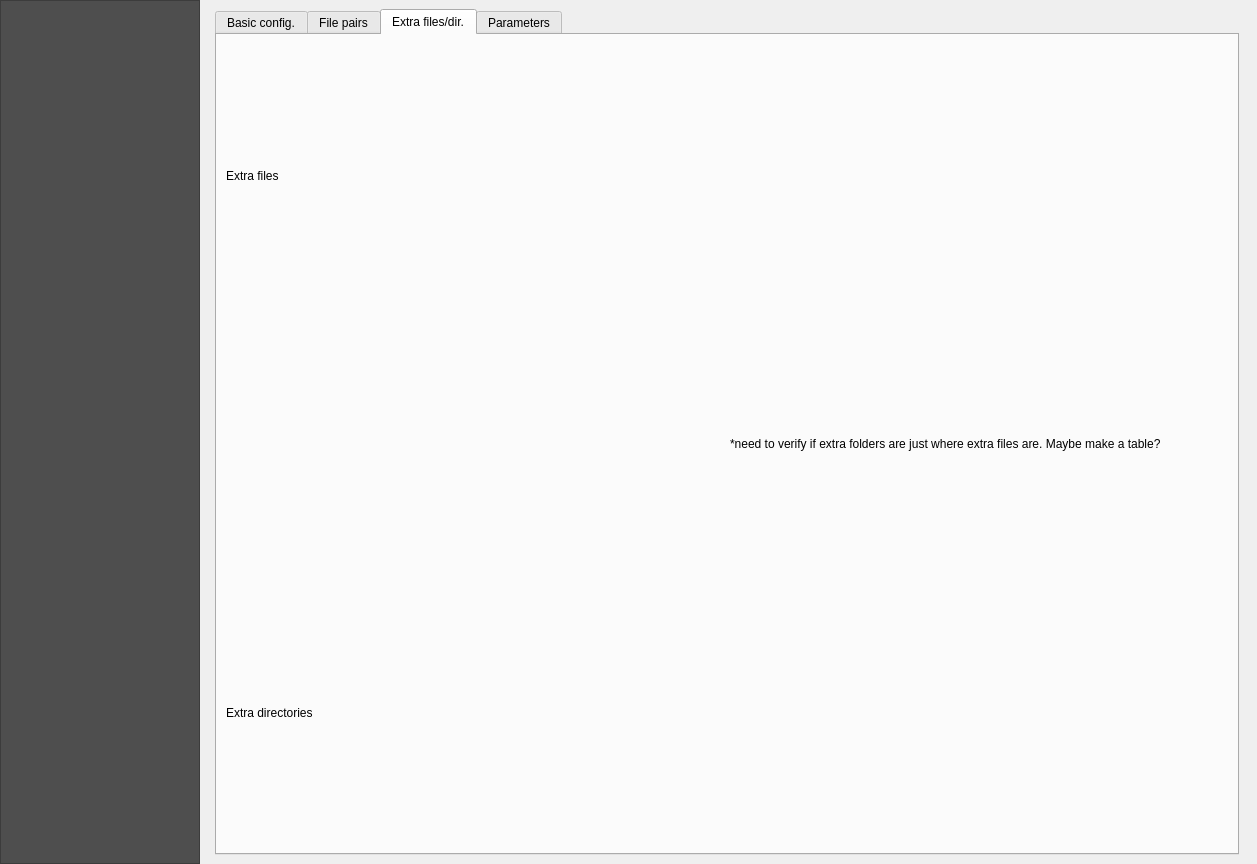
Qt form qraven/qraven_dialog_base.ui (Scriptbash/QRaven) before a commit.
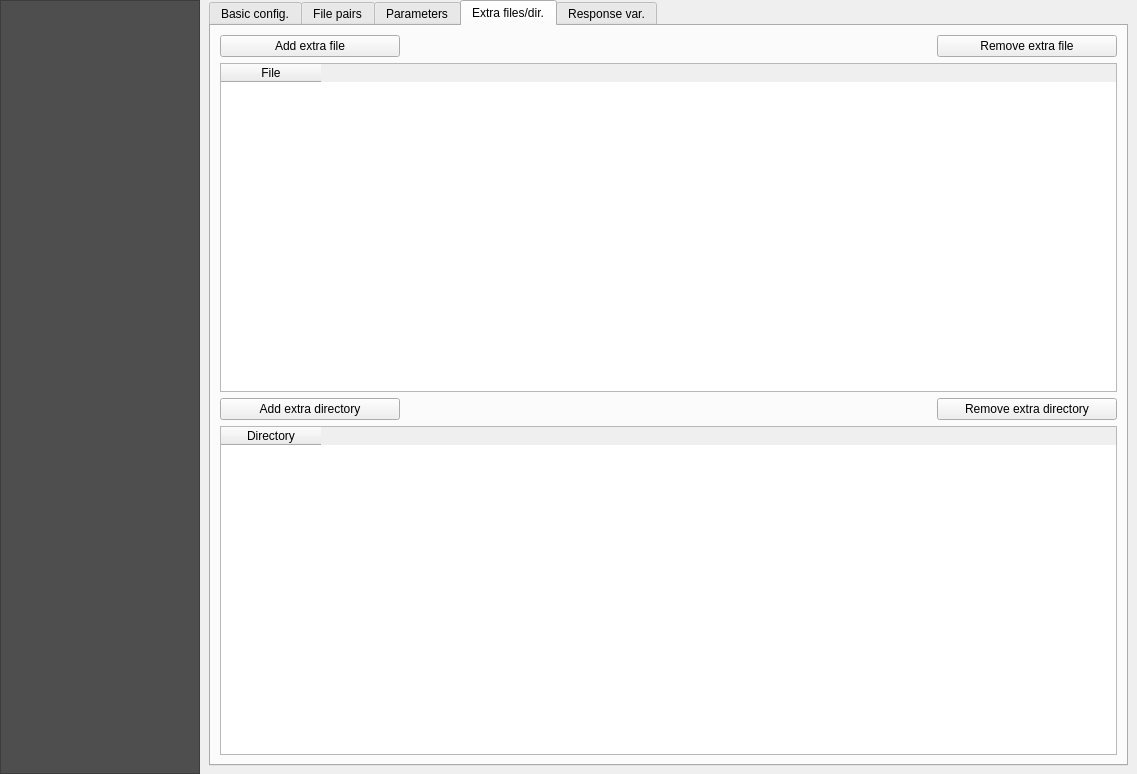
The same form after that commit. The open tabs and pages were chosen to show the change. Icons and pictures are not drawn. Custom widgets are drawn as their Qt base class.

Commit message: Add extra files/dir for Ostrich

Diff of the .ui file:
```diff
--- a/qraven/qraven_dialog_base.ui
+++ b/qraven/qraven_dialog_base.ui
@@ -6,8 +6,8 @@
    <rect>
     <x>0</x>
     <y>0</y>
-    <width>1257</width>
-    <height>864</height>
+    <width>1137</width>
+    <height>774</height>
    </rect>
   </property>
   <property name="windowTitle">
@@ -5183,6 +5183,18 @@
         </widget>
         <widget class="QWidget" name="ostrich">
          <layout class="QGridLayout" name="gridLayout_18">
+          <property name="leftMargin">
+           <number>3</number>
+          </property>
+          <property name="topMargin">
+           <number>0</number>
+          </property>
+          <property name="rightMargin">
+           <number>0</number>
+          </property>
+          <property name="bottomMargin">
+           <number>8</number>
+          </property>
           <item row="0" column="0">
            <widget class="QTabWidget" name="tabWidget_3">
             <property name="currentIndex">
@@ -5592,44 +5604,6 @@
               </item>
              </layout>
             </widget>
-            <widget class="QWidget" name="tab_11">
-             <attribute name="title">
-              <string>Extra files/dir.</string>
-             </attribute>
-             <layout class="QGridLayout" name="gridLayout_23">
-              <item row="0" column="0">
-               <widget class="QLabel" name="label_106">
-                <property name="text">
-                 <string>Extra files</string>
-                </property>
-               </widget>
-              </item>
-              <item row="2" column="1">
-               <widget class="QgsFileWidget" name="mQgsFileWidget_4"/>
-              </item>
-              <item row="2" column="0">
-               <widget class="QLabel" name="label_107">
-                <property name="text">
-                 <string>Extra directories</string>
-                </property>
-               </widget>
-              </item>
-              <item row="0" column="1">
-               <widget class="QgsFileWidget" name="mQgsFileWidget_3">
-                <property name="storageMode">
-                 <enum>QgsFileWidget::GetMultipleFiles</enum>
-                </property>
-               </widget>
-              </item>
-              <item row="1" column="1">
-               <widget class="QLabel" name="label_108">
-                <property name="text">
-                 <string>*need to verify if extra folders are just where extra files are. Maybe make a table?</string>
-                </property>
-               </widget>
-              </item>
-             </layout>
-            </widget>
             <widget class="QWidget" name="tab_12">
              <attribute name="title">
               <string>Parameters</string>
@@ -5795,6 +5769,101 @@
               </item>
              </layout>
             </widget>
+            <widget class="QWidget" name="tab_11">
+             <attribute name="title">
+              <string>Extra files/dir.</string>
+             </attribute>
+             <layout class="QGridLayout" name="gridLayout_23">
+              <item row="2" column="0">
+               <widget class="QPushButton" name="btn_add_extra_dir">
+                <property name="text">
+                 <string>Add extra directory</string>
+                </property>
+               </widget>
+              </item>
+              <item row="0" column="0">
+               <widget class="QPushButton" name="btn_add_extra_file">
+                <property name="minimumSize">
+                 <size>
+                  <width>180</width>
+                  <height>0</height>
+                 </size>
+                </property>
+                <property name="maximumSize">
+                 <size>
+                  <width>180</width>
+                  <height>16777215</height>
+                 </size>
+                </property>
+                <property name="text">
+                 <string>Add extra file</string>
+                </property>
+               </widget>
+              </item>
+              <item row="4" column="0" colspan="3">
+               <widget class="QTableWidget" name="table_extra_dir">
+                <column>
+                 <property name="text">
+                  <string>Directory</string>
+                 </property>
+                </column>
+               </widget>
+              </item>
+              <item row="0" column="2">
+               <widget class="QPushButton" name="btn_rm_extra_file">
+                <property name="minimumSize">
+                 <size>
+                  <width>180</width>
+                  <height>0</height>
+                 </size>
+                </property>
+                <property name="maximumSize">
+                 <size>
+                  <width>180</width>
+                  <height>16777215</height>
+                 </size>
+                </property>
+                <property name="text">
+                 <string>Remove extra file</string>
+                </property>
+               </widget>
+              </item>
+              <item row="2" column="2">
+               <widget class="QPushButton" name="btn_rm_extra_dir">
+                <property name="text">
+                 <string>Remove extra directory</string>
+                </property>
+               </widget>
+              </item>
+              <item row="1" column="0" colspan="3">
+               <widget class="QTableWidget" name="table_extra_file">
+                <column>
+                 <property name="text">
+                  <string>File</string>
+                 </property>
+                </column>
+               </widget>
+              </item>
+              <item row="0" column="1">
+               <spacer name="horizontalSpacer_23">
+                <property name="orientation">
+                 <enum>Qt::Horizontal</enum>
+                </property>
+                <property name="sizeHint" stdset="0">
+                 <size>
+                  <width>40</width>
+                  <height>20</height>
+                 </size>
+                </property>
+               </spacer>
+              </item>
+             </layout>
+            </widget>
+            <widget class="QWidget" name="tab_13">
+             <attribute name="title">
+              <string>Response var.</string>
+             </attribute>
+            </widget>
            </widget>
           </item>
          </layout>
```
Left out of the diff: 104 changed lines with no effect on the pictures. The commit also changes 2 other files.
